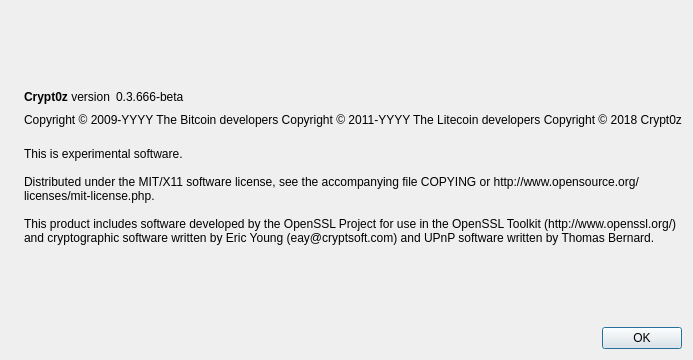
This is src/qt/forms/aboutdialog.ui in CalemS/Crypt0z as Qt 5 draws it before an edit. The edited form follows.
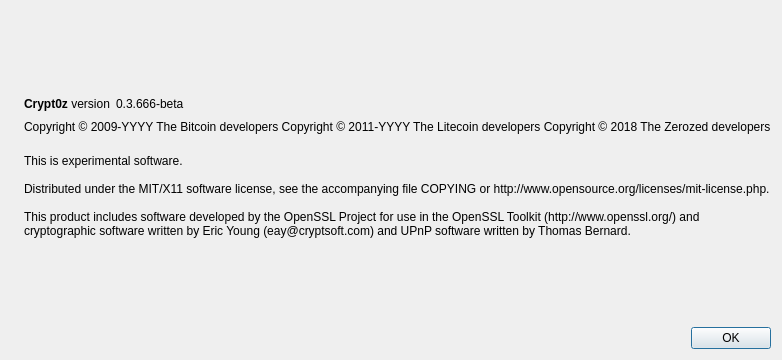
This is the edited form. Icons and pictures are not drawn.

```diff
--- a/src/qt/forms/aboutdialog.ui
+++ b/src/qt/forms/aboutdialog.ui
@@ -93,7 +93,7 @@
        <property name="text">
         <string notr="true">Copyright &amp;copy; 2009-YYYY The Bitcoin developers
 Copyright &amp;copy; 2011-YYYY The Litecoin developers
-Copyright &amp;copy; 2018 Crypt0z</string>
+Copyright &amp;copy; 2018 The Zerozed developers</string>
        </property>
        <property name="textFormat">
         <enum>Qt::RichText</enum>
```
